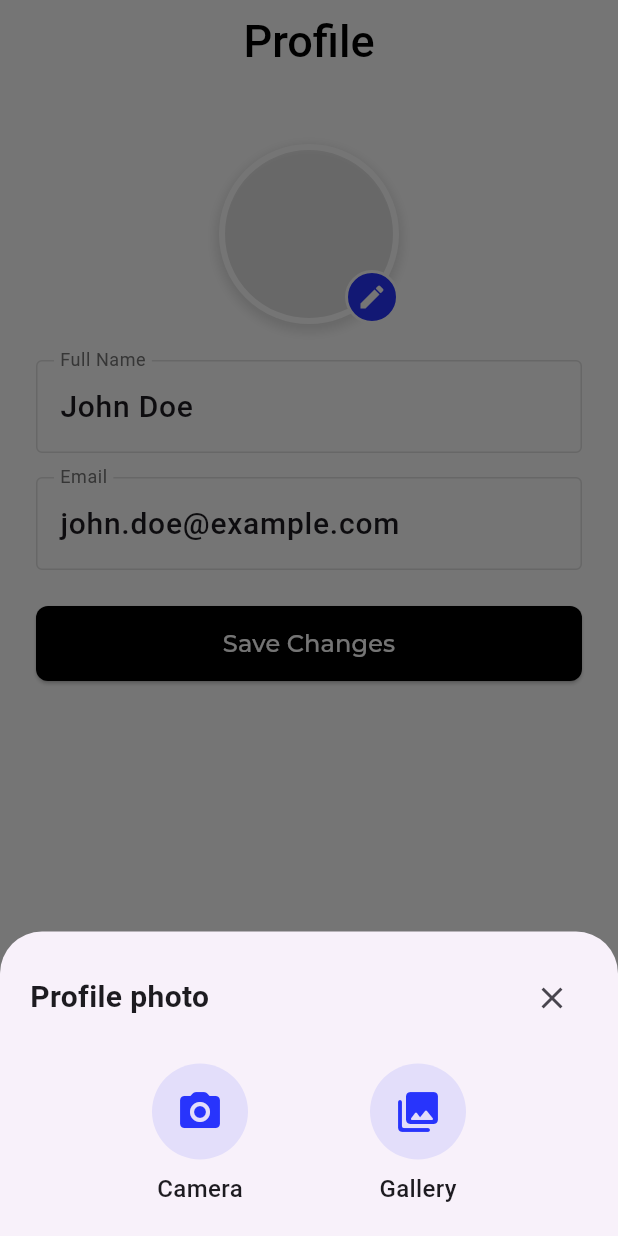
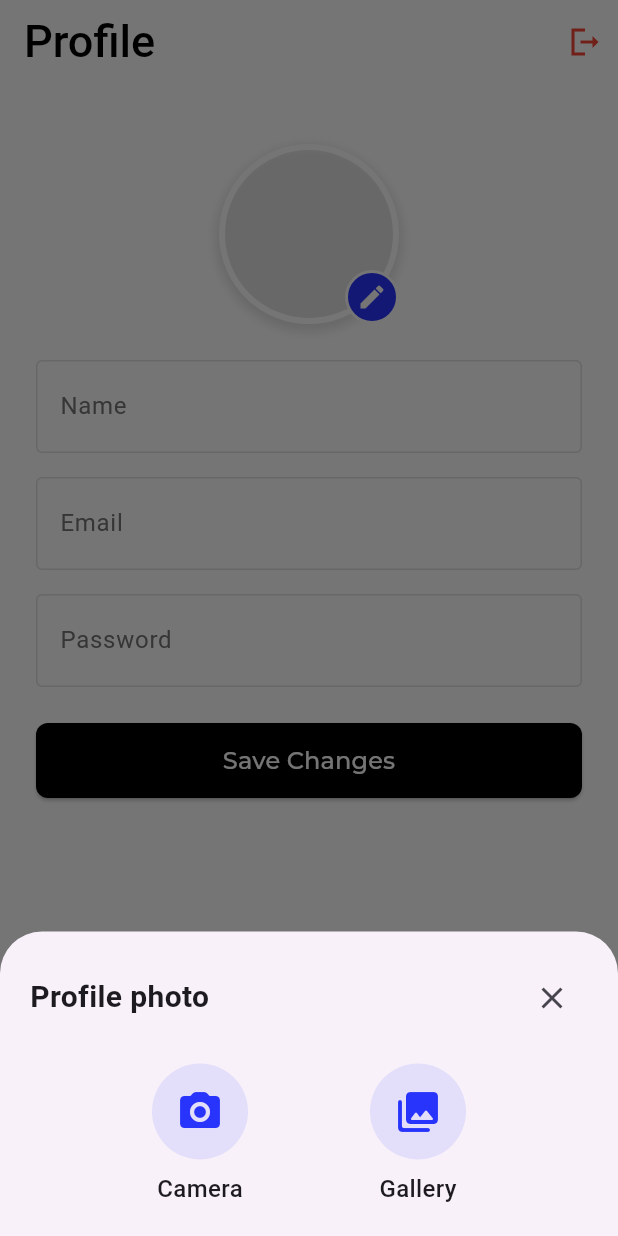
Before and after one commit to EmmyAnieDev/organize_it_flutter_frontend, a Flutter app: the ProfileScreen screen opened by its route, after a tap on the "edit" icon, on a phone screen of 412 x 824 dp. Run offline on Flutter 3.47's test engine with Material 3 defaults, Android fonts, the light colour scheme and no system bars; our stand-ins replace flutter_riverpod, flutter_secure_storage, go_router, google_fonts, image_picker, shared_preferences and 1 more; accounts and stored records are empty; network calls fail; Roboto replaces fonts that are missing (Salsa).

Commit message:
worked on user profile and updating user details

```diff
--- a/lib/presentation/screens/profile/components/logout_button.dart
+++ b/lib/presentation/screens/profile/components/logout_button.dart
@@ -67,19 +67,11 @@ class LogoutButton extends ConsumerWidget {
           },
         );
       },
-      child: Container(
-        padding: const EdgeInsets.symmetric(vertical: 15, horizontal: 30),
-        decoration: BoxDecoration(
+      child: const Padding(
+        padding: EdgeInsets.only(right: 10),
+        child: Icon(
+          Icons.logout_sharp,
           color: Colors.red,
-          borderRadius: BorderRadius.circular(20),
-        ),
-        child: Text(
-          'Logout',
-          style: GoogleFonts.salsa(
-            color: Colors.white,
-            fontWeight: FontWeight.w500,
-            fontSize: 20,
-          ),
         ),
       ),
     );
--- a/lib/presentation/screens/profile/profile.dart
+++ b/lib/presentation/screens/profile/profile.dart
@@ -1,5 +1,7 @@
 import 'package:flutter/material.dart';
+import 'package:flutter_riverpod/flutter_riverpod.dart';
 import 'package:google_fonts/google_fonts.dart';
+import 'package:organizer_it/data/providers/user_controller.dart';
 
 import '../../../app/constant/colors.dart';
 import '../../widgets/edit_profile_button.dart';
@@ -7,26 +9,31 @@ import '../../widgets/profile_text_field.dart';
 import '../../widgets/save_button.dart';
 import 'components/logout_button.dart';
 
-class ProfileScreen extends StatefulWidget {
+class ProfileScreen extends ConsumerStatefulWidget {
   const ProfileScreen({super.key});
 
   @override
-  State<ProfileScreen> createState() => _ProfileScreenState();
+  ConsumerState<ProfileScreen> createState() => _ProfileScreenState();
 }
 
-class _ProfileScreenState extends State<ProfileScreen> {
-  final nameController = TextEditingController(text: 'John Doe');
-  final emailController = TextEditingController(text: 'john.doe@example.com');
-
+class _ProfileScreenState extends ConsumerState<ProfileScreen> {
   @override
-  void dispose() {
-    nameController.dispose();
-    emailController.dispose();
-    super.dispose();
+  void initState() {
+    super.initState();
+    WidgetsBinding.instance.addPostFrameCallback((_) {
+      final ucp = ref.read(userProvider);
+      final currentUser = ucp.currentUser;
+      if (currentUser != null) {
+        ucp.nameController.text = currentUser.name;
+        ucp.emailController.text = currentUser.email;
+      }
+    });
   }
 
   @override
   Widget build(BuildContext context) {
+    final ucp = ref.watch(userProvider);
+
     return Scaffold(
       backgroundColor: AppColors.white,
       appBar: AppBar(
@@ -39,9 +46,10 @@ class _ProfileScreenState extends State<ProfileScreen> {
             fontSize: 30,
           ),
         ),
-        centerTitle: true,
+        actions: const [LogoutButton()],
       ),
-      body: Padding(
+      body: SingleChildScrollView(
+        child: Padding(
           padding: const EdgeInsets.only(bottom: 20),
           child: Column(
             children: [
@@ -86,27 +94,34 @@ class _ProfileScreenState extends State<ProfileScreen> {
               ),
               const SizedBox(height: 24),
               ProfileTextField(
-              nameController: nameController,
-              labelText: 'Full Name',
+                nameController: ucp.nameController,
+                labelText: 'Name',
               ),
               const SizedBox(height: 16),
               ProfileTextField(
-              nameController: emailController,
+                nameController: ucp.emailController,
                 labelText: 'Email',
               ),
+              const SizedBox(height: 16),
+              ProfileTextField(
+                nameController: ucp.passwordController,
+                labelText: 'Password',
+              ),
               const SizedBox(height: 24),
+              if (ucp.isLoading)
+                const Padding(
+                  padding: EdgeInsets.only(bottom: 24),
+                  child: CircularProgressIndicator(color: AppColors.black),
+                ),
               Padding(
                 padding: const EdgeInsets.symmetric(horizontal: 24),
                 child: SaveButton(
                   label: 'Save Changes',
-                onPress: () {
-                  Navigator.of(context).pop();
-                },
+                  onPress: () => ucp.updateUserProfile(context),
                 ),
               ),
-            const Spacer(),
-            LogoutButton()
             ],
+          ),
         ),
       ),
     );
```
Also changed, not shown: lib/data/providers/user_controller.dart (+64 -15 lines), lib/data/repositories/user_repo.dart (+51 -21 lines), lib/presentation/screens/tasks/components/custom_appbar.dart (+7 -3 lines). Lines whose indentation alone changed are shown as unchanged.
